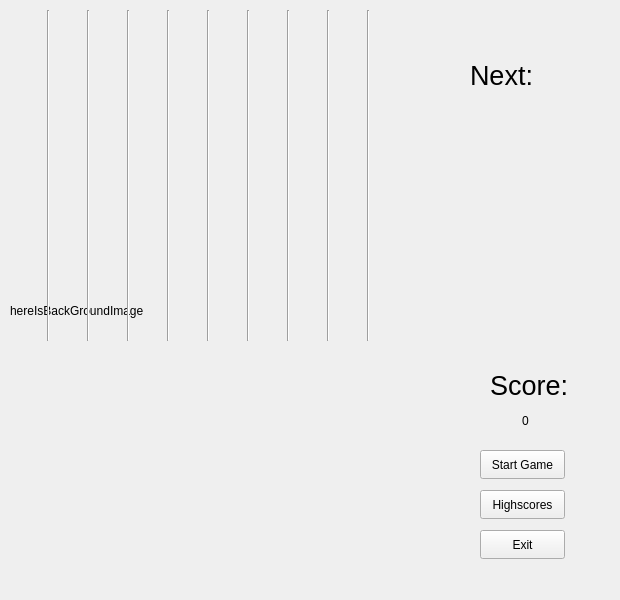
First picture: the form in widget.ui, repository Morales1235/Tetris, before the edit.
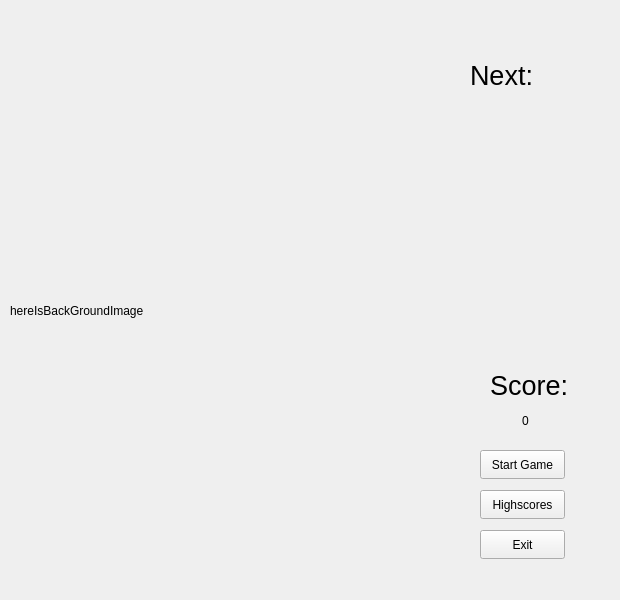
Second picture: the form after the edit.

The edit to the form file:
```diff
--- a/widget.ui
+++ b/widget.ui
@@ -26,123 +26,6 @@
     <string>hereIsBackGroundImage</string>
    </property>
   </widget>
-  <widget class="Line" name="line">
-   <property name="geometry">
-    <rect>
-     <x>40</x>
-     <y>10</y>
-     <width>16</width>
-     <height>331</height>
-    </rect>
-   </property>
-   <property name="orientation">
-    <enum>Qt::Vertical</enum>
-   </property>
-  </widget>
-  <widget class="Line" name="line_2">
-   <property name="geometry">
-    <rect>
-     <x>80</x>
-     <y>10</y>
-     <width>16</width>
-     <height>331</height>
-    </rect>
-   </property>
-   <property name="orientation">
-    <enum>Qt::Vertical</enum>
-   </property>
-  </widget>
-  <widget class="Line" name="line_3">
-   <property name="geometry">
-    <rect>
-     <x>120</x>
-     <y>10</y>
-     <width>16</width>
-     <height>331</height>
-    </rect>
-   </property>
-   <property name="orientation">
-    <enum>Qt::Vertical</enum>
-   </property>
-  </widget>
-  <widget class="Line" name="line_4">
-   <property name="geometry">
-    <rect>
-     <x>160</x>
-     <y>10</y>
-     <width>16</width>
-     <height>331</height>
-    </rect>
-   </property>
-   <property name="orientation">
-    <enum>Qt::Vertical</enum>
-   </property>
-  </widget>
-  <widget class="Line" name="line_5">
-   <property name="geometry">
-    <rect>
-     <x>200</x>
-     <y>10</y>
-     <width>16</width>
-     <height>331</height>
-    </rect>
-   </property>
-   <property name="orientation">
-    <enum>Qt::Vertical</enum>
-   </property>
-  </widget>
-  <widget class="Line" name="line_6">
-   <property name="geometry">
-    <rect>
-     <x>240</x>
-     <y>10</y>
-     <width>16</width>
-     <height>331</height>
-    </rect>
-   </property>
-   <property name="orientation">
-    <enum>Qt::Vertical</enum>
-   </property>
-  </widget>
-  <widget class="Line" name="line_7">
-   <property name="geometry">
-    <rect>
-     <x>280</x>
-     <y>10</y>
-     <width>16</width>
-     <height>331</height>
-    </rect>
-   </property>
-   <property name="orientation">
-    <enum>Qt::Vertical</enum>
-   </property>
-  </widget>
-  <widget class="Line" name="line_8">
-   <property name="geometry">
-    <rect>
-     <x>320</x>
-     <y>10</y>
-     <width>16</width>
-     <height>331</height>
-    </rect>
-   </property>
-   <property name="orientation">
-    <enum>Qt::Vertical</enum>
-   </property>
-  </widget>
-  <widget class="Line" name="line_9">
-   <property name="geometry">
-    <rect>
-     <x>360</x>
-     <y>10</y>
-     <width>16</width>
-     <height>331</height>
-    </rect>
-   </property>
-   <property name="orientation">
-    <enum>Qt::Vertical</enum>
-   </property>
-  </widget>
   <widget class="QPushButton" name="startButton">
    <property name="geometry">
     <rect>
```
